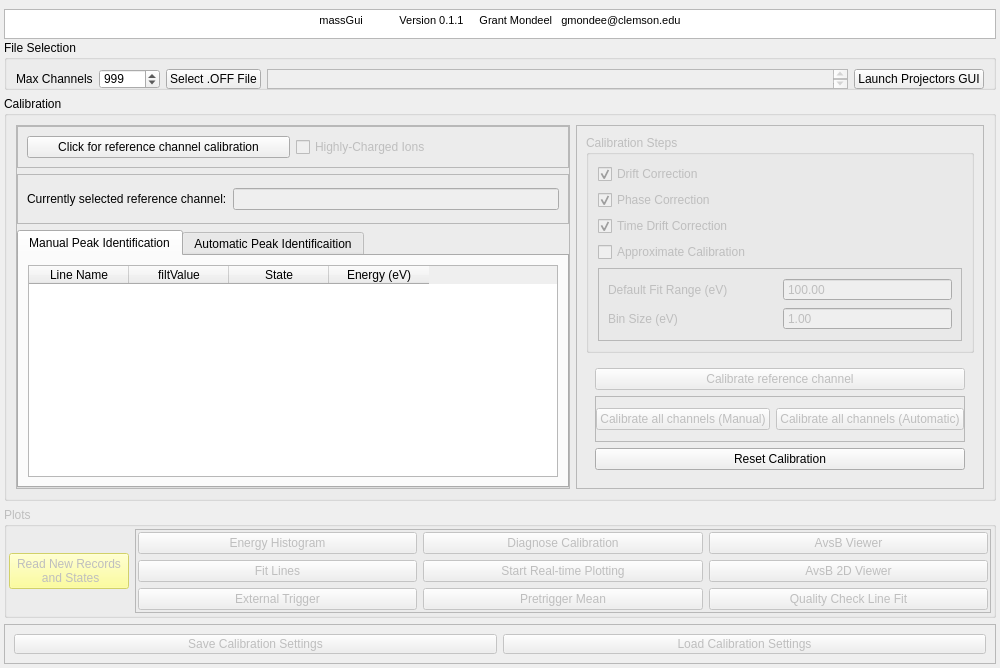
Qt form massGui/ui/massGuiW.ui (gmondee/massGui) before a commit.
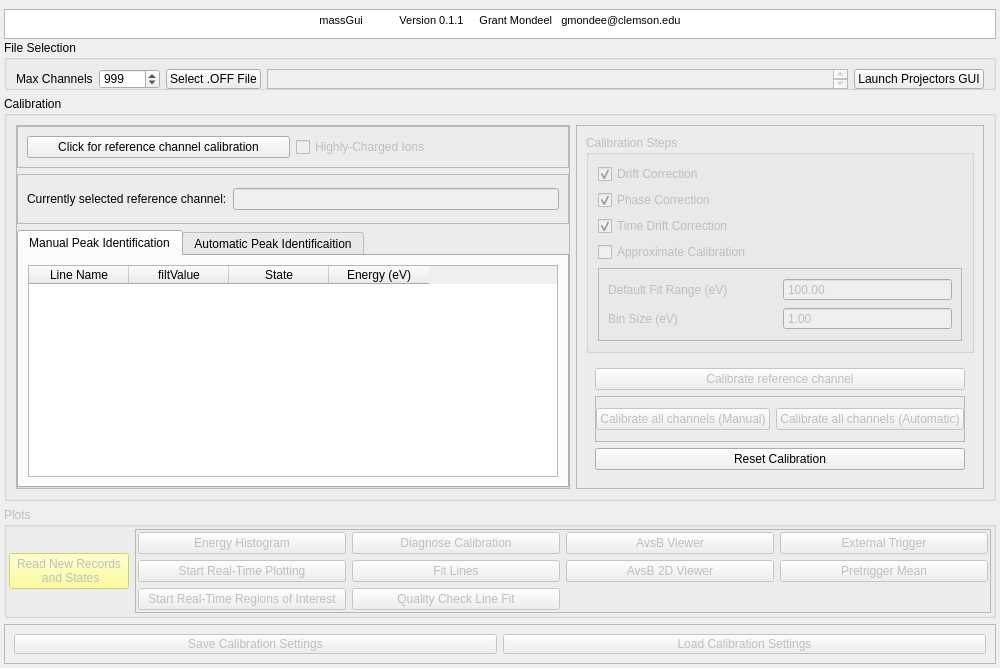
The same form after that commit.

Commit message:
Regions of interest functionality (Non-realtime)
regions of interest can be made. no automatic realtime yet. there are certainly still some bugs. for instance, the labels on the state lines don't move when you zoom.

```diff
--- a/massGui/ui/massGuiW.ui
+++ b/massGui/ui/massGuiW.ui
@@ -646,19 +646,6 @@
          <property name="bottomMargin">
           <number>2</number>
          </property>
-         <item row="2" column="1">
-          <widget class="QPushButton" name="extTrigButton">
-           <property name="minimumSize">
-            <size>
-             <width>0</width>
-             <height>22</height>
-            </size>
-           </property>
-           <property name="text">
-            <string>External Trigger</string>
-           </property>
-          </widget>
-         </item>
          <item row="0" column="4">
           <widget class="QPushButton" name="AvsBbutton">
            <property name="minimumSize">
@@ -672,32 +659,6 @@
            </property>
           </widget>
          </item>
-         <item row="2" column="2">
-          <widget class="QPushButton" name="ptmButton">
-           <property name="minimumSize">
-            <size>
-             <width>0</width>
-             <height>22</height>
-            </size>
-           </property>
-           <property name="text">
-            <string>Pretrigger Mean</string>
-           </property>
-          </widget>
-         </item>
-         <item row="1" column="2">
-          <widget class="QPushButton" name="startRTPButton">
-           <property name="minimumSize">
-            <size>
-             <width>0</width>
-             <height>22</height>
-            </size>
-           </property>
-           <property name="text">
-            <string>Start Real-time Plotting</string>
-           </property>
-          </widget>
-         </item>
          <item row="0" column="1">
           <widget class="QPushButton" name="energyHistButton">
            <property name="minimumSize">
@@ -737,7 +698,7 @@
            </property>
           </widget>
          </item>
-         <item row="1" column="1">
+         <item row="1" column="2">
           <widget class="QPushButton" name="linefitButton">
            <property name="minimumSize">
             <size>
@@ -750,7 +711,20 @@
            </property>
           </widget>
          </item>
-         <item row="2" column="4">
+         <item row="1" column="1">
+          <widget class="QPushButton" name="startRTPButton">
+           <property name="minimumSize">
+            <size>
+             <width>0</width>
+             <height>22</height>
+            </size>
+           </property>
+           <property name="text">
+            <string>Start Real-Time Plotting</string>
+           </property>
+          </widget>
+         </item>
+         <item row="2" column="2">
           <widget class="QPushButton" name="qualityButton">
            <property name="minimumSize">
             <size>
@@ -763,6 +737,45 @@
            </property>
           </widget>
          </item>
+         <item row="2" column="1">
+          <widget class="QPushButton" name="startROIRTPButton">
+           <property name="minimumSize">
+            <size>
+             <width>0</width>
+             <height>22</height>
+            </size>
+           </property>
+           <property name="text">
+            <string>Start Real-Time Regions of Interest</string>
+           </property>
+          </widget>
+         </item>
+         <item row="0" column="5">
+          <widget class="QPushButton" name="extTrigButton">
+           <property name="minimumSize">
+            <size>
+             <width>0</width>
+             <height>22</height>
+            </size>
+           </property>
+           <property name="text">
+            <string>External Trigger</string>
+           </property>
+          </widget>
+         </item>
+         <item row="1" column="5">
+          <widget class="QPushButton" name="ptmButton">
+           <property name="minimumSize">
+            <size>
+             <width>0</width>
+             <height>22</height>
+            </size>
+           </property>
+           <property name="text">
+            <string>Pretrigger Mean</string>
+           </property>
+          </widget>
+         </item>
         </layout>
        </widget>
       </item>
```
The commit also changes 4 other files.
